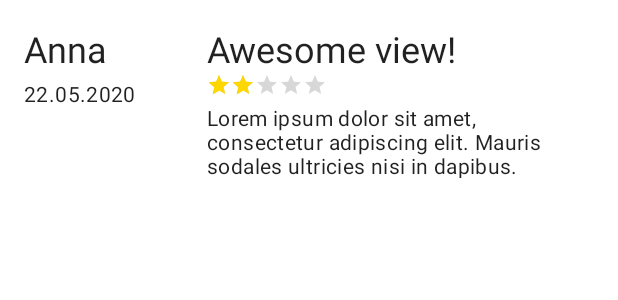
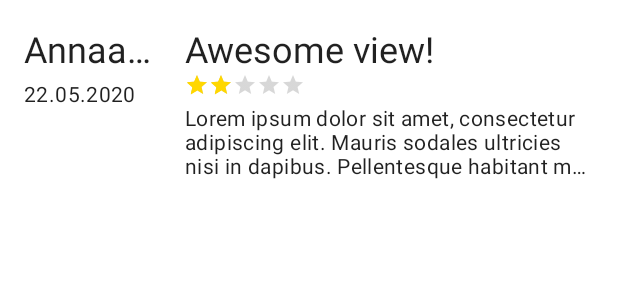
Before and after one commit to dianatalpos/android-training, an Android app: the layout poi_reviews_item.xml on its own in the app's theme, with its tools: preview values and no code run, on a phone screen of 412 x 824 dp. Shown: the top 300 px of the screen. Run offline under Robolectric (Android 15) with nearby library versions, the phone set to English and light mode, and no system bars.

Commit message:
[Homework 2] Solve code issues

```diff
--- a/Homework2/app/src/main/java/com/garmin/garminkaptain/ui/PoiListFragment.kt
+++ b/Homework2/app/src/main/java/com/garmin/garminkaptain/ui/PoiListFragment.kt
@@ -19,11 +19,9 @@ import com.garmin.garminkaptain.databinding.PoiReviewsItemBinding
 class PoiListFragment : Fragment(R.layout.poi_list_fragment) {
 
     inner class PoiListItemViewHolder(itemView: View) : RecyclerView.ViewHolder(itemView) {
-        private lateinit var binding: PoiListItemBinding
+        private var binding: PoiListItemBinding = PoiListItemBinding.bind(itemView)
 
         fun bind(poi: PointOfInterest) {
-            binding = PoiListItemBinding.bind(itemView)
-
             binding.poiItemNameView.text = poi.name
             binding.poiItemTypeView.text = poi.poiType
             itemView.setOnClickListener {
--- a/Homework2/app/src/main/java/com/garmin/garminkaptain/ui/PoiReviewsFragment.kt
+++ b/Homework2/app/src/main/java/com/garmin/garminkaptain/ui/PoiReviewsFragment.kt
@@ -25,12 +25,10 @@ import com.garmin.garminkaptain.databinding.PoiReviewsItemBinding
 class PoiReviewsFragment : Fragment(R.layout.poi_reviews_fragment) {
 
     inner class PoiReviewsItemViewHolder(itemView: View) : RecyclerView.ViewHolder(itemView) {
-        private lateinit var binding: PoiReviewsItemBinding
+        private var binding: PoiReviewsItemBinding = PoiReviewsItemBinding.bind(itemView)
 
 
         fun bind(review: Review) {
-            binding = PoiReviewsItemBinding.bind(itemView)
-
             binding.reviewsItemUserView.text = review.user
             binding.reviewsItemDateView.text = review.date.convertToString("dd/MM/yyyy")
             binding.reviewsItemTitleView.text = review.title
--- a/Homework2/app/src/main/res/layout/poi_reviews_item.xml
+++ b/Homework2/app/src/main/res/layout/poi_reviews_item.xml
@@ -8,12 +8,16 @@
 
     <TextView
         android:id="@+id/reviews_item_user_view"
-        android:layout_width="wrap_content"
+        android:layout_width="0dp"
         android:layout_height="wrap_content"
+        android:lines="1"
+        android:ellipsize="end"
         android:textAppearance="@style/TextAppearance.MaterialComponents.Headline5"
+        android:layout_marginEnd="@dimen/spacing_small"
         app:layout_constraintStart_toStartOf="parent"
         app:layout_constraintTop_toTopOf="parent"
-        tools:text="Anna" />
+        app:layout_constraintEnd_toEndOf="@+id/guideline"
+        tools:text="Annaaaa" />
 
     <TextView
         android:id="@+id/reviews_item_date_view"
@@ -29,7 +33,7 @@
         android:id="@+id/reviews_item_title_view"
         android:layout_width="0dp"
         android:layout_height="wrap_content"
-        android:layout_marginLeft="@dimen/spacing_normal"
+        android:layout_marginStart="@dimen/spacing_normal"
         android:textAppearance="@style/TextAppearance.MaterialComponents.Headline5"
         app:layout_constraintEnd_toEndOf="parent"
         app:layout_constraintStart_toStartOf="@+id/guideline"
@@ -41,8 +45,8 @@
         android:layout_width="wrap_content"
         android:layout_height="wrap_content"
         android:orientation="vertical"
-        app:layout_constraintGuide_begin="106dp"
-        app:layout_constraintLeft_toRightOf="@id/reviews_item_user_view"/>
+        app:layout_constraintGuide_end="289dp"
+        app:layout_constraintLeft_toRightOf="@id/reviews_item_user_view" />
 
     <RatingBar
         android:id="@+id/reviews_item_rating_view"
@@ -63,7 +67,8 @@
         android:id="@+id/reviews_item_text_view"
         android:layout_width="0dp"
         android:layout_height="wrap_content"
-        android:maxHeight="50dp"
+        android:lines="3"
+        android:ellipsize="end"
         android:layout_marginStart="@dimen/spacing_normal"
         android:layout_marginTop="@dimen/spacing_small"
         android:textAppearance="@style/TextAppearance.MaterialComponents.Body2"
--- a/Homework2/app/src/main/res/navigation/nav_graph.xml
+++ b/Homework2/app/src/main/res/navigation/nav_graph.xml
@@ -54,8 +54,7 @@
     <dialog
         android:id="@+id/poiReviewsItemTextFragment"
         android:name="com.garmin.garminkaptain.ui.PoiReviewsItemTextFragment"
-        android:label="PoiReveiwsItemTextFragment"
-        tools:layout="@layout/poi_reviews_item_text_fragment">
+        android:label="PoiReveiwsItemTextFragment">
         <argument
             android:name="reviewId"
             android:defaultValue="-1L"
--- a/Homework2/app/src/main/res/values/strings.xml
+++ b/Homework2/app/src/main/res/values/strings.xml
@@ -5,4 +5,5 @@
     <string name="label_num_reviews">Review count: %1$d</string>
     <string name="label_list">List</string>
     <string name="label_map">Map</string>
+    <string name="title_text_review">Review\'s text</string>
 </resources>
```
Also changed, not shown: Homework2/app/src/main/java/com/garmin/garminkaptain/ui/PoiReviewsItemTextFragment.kt (+14 -29 lines), Homework2/app/src/main/res/layout/poi_reviews_item_text_fragment.xml (deleted, +0 -24 lines).
